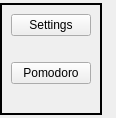
Old version of the form components/settings/settingsMenu.ui in the repository Szybet/sanki.
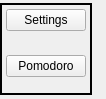
New version of the form. Icons and pictures are not drawn.

Commit message: pomodoro support and settings menu widget

```diff
--- a/components/settings/settingsMenu.ui
+++ b/components/settings/settingsMenu.ui
@@ -6,8 +6,8 @@
    <rect>
     <x>0</x>
     <y>0</y>
-    <width>116</width>
-    <height>118</height>
+    <width>106</width>
+    <height>99</height>
    </rect>
   </property>
   <property name="sizePolicy">
@@ -53,6 +53,21 @@
       <number>2</number>
      </property>
      <layout class="QVBoxLayout" name="verticalLayout_2">
+      <property name="spacing">
+       <number>2</number>
+      </property>
+      <property name="leftMargin">
+       <number>4</number>
+      </property>
+      <property name="topMargin">
+       <number>4</number>
+      </property>
+      <property name="rightMargin">
+       <number>4</number>
+      </property>
+      <property name="bottomMargin">
+       <number>4</number>
+      </property>
       <item>
        <widget class="QPushButton" name="settingsButton">
         <property name="text">
@@ -65,17 +80,71 @@
        </widget>
       </item>
       <item>
-       <widget class="QLabel" name="settingsLabel">
-        <property name="sizePolicy">
-         <sizepolicy hsizetype="Minimum" vsizetype="Fixed">
-          <horstretch>0</horstretch>
-          <verstretch>0</verstretch>
-         </sizepolicy>
+       <layout class="QHBoxLayout" name="horizontalLayout">
+        <property name="spacing">
+         <number>1</number>
         </property>
-        <property name="text">
-         <string/>
-        </property>
-       </widget>
+        <item>
+         <widget class="QLabel" name="batteryIcon">
+          <property name="text">
+           <string/>
+          </property>
+         </widget>
+        </item>
+        <item>
+         <widget class="QLabel" name="batteryLabel">
+          <property name="font">
+           <font>
+            <pointsize>7</pointsize>
+           </font>
+          </property>
+          <property name="text">
+           <string/>
+          </property>
+         </widget>
+        </item>
+        <item>
+         <spacer name="horizontalSpacer">
+          <property name="orientation">
+           <enum>Qt::Horizontal</enum>
+          </property>
+          <property name="sizeType">
+           <enum>QSizePolicy::Preferred</enum>
+          </property>
+          <property name="sizeHint" stdset="0">
+           <size>
+            <width>40</width>
+            <height>20</height>
+           </size>
+          </property>
+         </spacer>
+        </item>
+        <item>
+         <widget class="QLabel" name="brightnessIcon">
+          <property name="text">
+           <string/>
+          </property>
+         </widget>
+        </item>
+        <item>
+         <widget class="QLabel" name="brightnessLabel">
+          <property name="sizePolicy">
+           <sizepolicy hsizetype="Preferred" vsizetype="Preferred">
+            <horstretch>0</horstretch>
+            <verstretch>0</verstretch>
+           </sizepolicy>
+          </property>
+          <property name="font">
+           <font>
+            <pointsize>7</pointsize>
+           </font>
+          </property>
+          <property name="text">
+           <string/>
+          </property>
+         </widget>
+        </item>
+       </layout>
       </item>
       <item>
        <widget class="QPushButton" name="pomodoroButton">
@@ -96,6 +165,11 @@
           <verstretch>0</verstretch>
          </sizepolicy>
         </property>
+        <property name="font">
+         <font>
+          <pointsize>7</pointsize>
+         </font>
+        </property>
         <property name="text">
          <string/>
         </property>
```
The commit also changes 15 other files.
